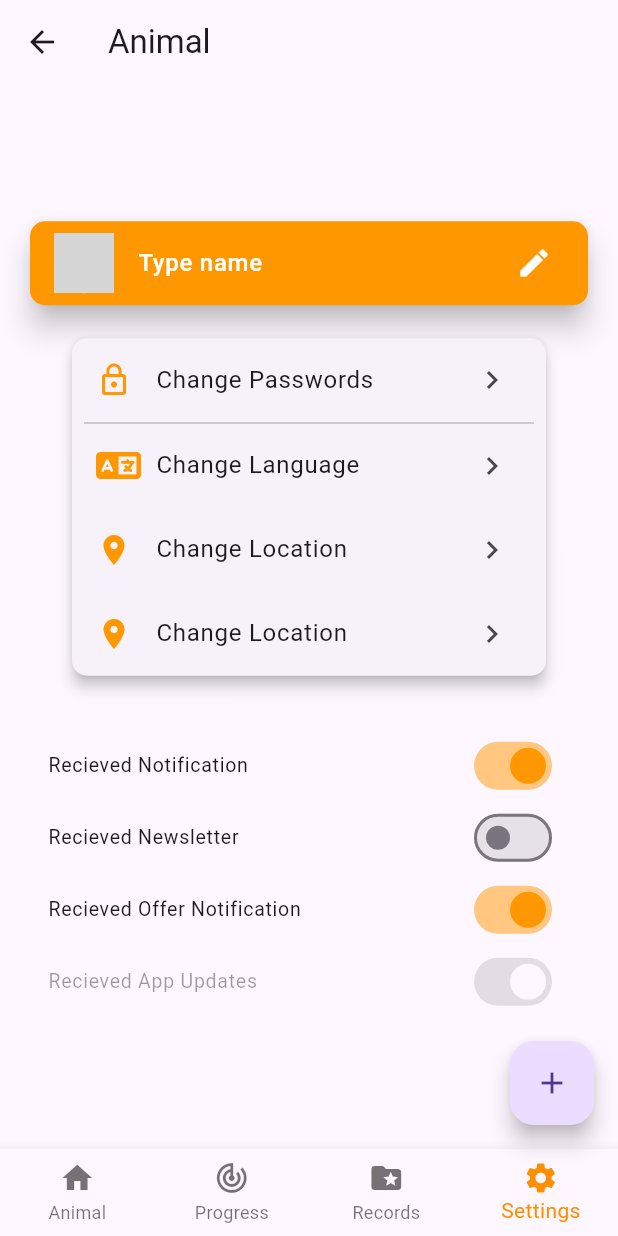
After one commit to HimmyTurner223/monarch-ag, a Flutter app: the HomePage screen opened directly, item 4 of the bottom bar chosen, after a tap on "Change Passwords", on a phone screen of 412 x 824 dp. The commit adds this screen. Run offline on Flutter 3.47's test engine with Material 3 defaults, Android fonts, the phone set to English and light mode, and no system bars; our stand-ins replace cached_network_image, font_awesome_flutter; network calls fail; grey boxes are pictures that could not be loaded.

Commit message:
initial commit

```diff
--- /dev/null
+++ b/lib/Home.dart
@@ -0,0 +1,69 @@
+import 'package:flutter/material.dart';
+import 'package:helloworld/animal_profile.dart';
+import 'package:helloworld/progress.dart';
+import 'package:helloworld/settings.dart';
+
+class HomePage extends StatefulWidget {
+  const HomePage({super.key});
+
+  @override
+  State<HomePage> createState() => _HomePageState();
+}
+
+class _HomePageState extends State<HomePage> {
+  int _selectedIndex = 0;
+
+  static const TextStyle optionStyle =
+      TextStyle(fontSize: 30, fontWeight: FontWeight.bold);
+  static List<Widget> _widgetOptions = <Widget>[
+    const AnimalProfile(),
+    const Progress(),
+    const Text(
+      'Index 3: Diet',
+      style: optionStyle,
+    ),
+    SettingsOnePage(),
+  ];
+
+  void _onItemTapped(int index) {
+    setState(() {
+      _selectedIndex = index;
+    });
+  }
+
+  @override
+  Widget build(BuildContext context) {
+    return Scaffold(
+      appBar: AppBar(
+        title: const Text('Animal'),
+      ),
+      body: Center(
+        child: _widgetOptions.elementAt(_selectedIndex),
+      ),
+      bottomNavigationBar: BottomNavigationBar(
+        type: BottomNavigationBarType.fixed,
+        items: const <BottomNavigationBarItem>[
+          BottomNavigationBarItem(
+            icon: Icon(Icons.home),
+            label: 'Animal',
+          ),
+          BottomNavigationBarItem(
+            icon: Icon(Icons.track_changes_sharp),
+            label: 'Progress',
+          ),
+          BottomNavigationBarItem(
+              icon: Icon(Icons.folder_special), label: 'Records'),
+          BottomNavigationBarItem(
+            icon: Icon(Icons.settings),
+            label: 'Settings',
+          ),
+        ],
+        currentIndex: _selectedIndex,
+        selectedItemColor: Colors.amber[800],
+        onTap: _onItemTapped,
+      ),
+      floatingActionButton:
+          FloatingActionButton(child: Icon(Icons.add), onPressed: () {}),
+    );
+  }
+}
--- /dev/null
+++ b/lib/animal_profile.dart
@@ -0,0 +1,74 @@
+import 'package:flutter/material.dart';
+
+class AnimalProfile extends StatefulWidget {
+  const AnimalProfile({super.key});
+  _AnimalProfileState createState() => _AnimalProfileState();
+}
+
+class _AnimalProfileState extends State<AnimalProfile> {
+  static const TextStyle optionStyle =
+      TextStyle(fontSize: 30, fontWeight: FontWeight.bold);
+
+  String animalType = 'Goat';
+  @override
+  Widget build(BuildContext context) {
+    return Column(
+      mainAxisAlignment: MainAxisAlignment.center,
+      children: [
+        Text(
+          'Animal Name',
+          style: optionStyle,
+        ),
+        Row(
+          children: [
+            Container(
+              color: Colors.deepOrange,
+              width: 100,
+              height: 100,
+            ),
+            Expanded(
+              child: Column(
+                children: [
+                  Text('Date'),
+                  Text(
+                      '${DateTime.now().month.toString()}/${DateTime.now().day.toString()}/${DateTime.now().year.toString()}'),
+                  Text('Type of Animal'),
+                  DropdownButton(
+                    value: animalType,
+                    items: const [
+                      DropdownMenuItem(child: Text("Goat"), value: "Goat"),
+                      DropdownMenuItem(child: Text("Lamb"), value: "Lamb"),
+                      DropdownMenuItem(child: Text("Pig"), value: "Pig"),
+                      DropdownMenuItem(child: Text("Cattle"), value: "Cattle"),
+                      DropdownMenuItem(child: Text("Rabbit"), value: "Rabbit"),
+                      DropdownMenuItem(child: Text("Turkey"), value: "Turkey"),
+                    ],
+                    onChanged: (item) {
+                      setState(() {
+                        if (item != null) {
+                          animalType = item;
+                        }
+                      });
+                    },
+                  ),
+                  Text('Current Weight'),
+                  Padding(
+                    padding: const EdgeInsets.only(
+                        left: 10.0, right: 10.0, top: 8.5, bottom: 8.5),
+                    child: TextField(
+                      decoration: InputDecoration(
+                        contentPadding: EdgeInsets.symmetric(vertical: 0.0),
+                        border: OutlineInputBorder(),
+                      ),
+                    ),
+                  ),
+                  Text('Type of Feed'),
+                ],
+              ),
+            )
+          ],
+        ),
+      ],
+    );
+  }
+}
--- /dev/null
+++ b/lib/settings.dart
@@ -0,0 +1,131 @@
+import 'package:cached_network_image/cached_network_image.dart';
+import 'package:flutter/material.dart';
+import 'package:font_awesome_flutter/font_awesome_flutter.dart';
+
+class SettingsOnePage extends StatelessWidget {
+  static final String Path = "lib/src/pages/settings1.dart";
+  @override
+  Widget build(BuildContext context) {
+    return Stack(
+      children: <Widget>[
+        SingleChildScrollView(
+          padding: const EdgeInsets.all(16.0),
+          child: Column(
+            crossAxisAlignment: CrossAxisAlignment.start,
+            children: <Widget>[
+              Card(
+                elevation: 8.0,
+                shape: RoundedRectangleBorder(
+                    borderRadius: BorderRadius.circular(10.0)),
+                color: Colors.orange,
+                child: ListTile(
+                  title: Text(
+                    "Type name ",
+                    style: TextStyle(
+                      color: Colors.white,
+                      fontWeight: FontWeight.w500,
+                    ),
+                  ),
+                  leading: CircleAvatar(
+                    backgroundImage: CachedNetworkImageProvider(''),
+                  ),
+                  trailing: Icon(
+                    Icons.edit,
+                    color: Colors.white,
+                  ),
+                ),
+              ),
+              const SizedBox(height: 10.0),
+              Card(
+                elevation: 4.0,
+                margin: const EdgeInsets.fromLTRB(
+                  32.0,
+                  8.0,
+                  32.0,
+                  16.0,
+                ),
+                shape: RoundedRectangleBorder(
+                    borderRadius: BorderRadius.circular(10.0)),
+                child: Column(
+                  children: <Widget>[
+                    ListTile(
+                        leading: const Icon(
+                          Icons.lock_outline,
+                          color: Colors.orange,
+                        ),
+                        title: const Text("Change Passwords"),
+                        trailing: const Icon(Icons.keyboard_arrow_right),
+                        onTap: () {}),
+                    _buildDivider(),
+                    ListTile(
+                        leading: Icon(
+                          FontAwesomeIcons.language,
+                          color: Colors.orange,
+                        ),
+                        title: const Text("Change Language"),
+                        trailing: const Icon(Icons.keyboard_arrow_right),
+                        onTap: () {}),
+                    ListTile(
+                        leading: const Icon(
+                          Icons.location_on,
+                          color: Colors.orange,
+                        ),
+                        title: const Text("Change Location"),
+                        trailing: const Icon(Icons.keyboard_arrow_right),
+                        onTap: () {}),
+                    ListTile(
+                      leading: const Icon(
+                        Icons.location_on,
+                        color: Colors.orange,
+                      ),
+                      title: const Text("Change Location"),
+                      trailing: const Icon(Icons.keyboard_arrow_right),
+                      onTap: () {},
+                    ),
+                  ],
+                ),
+              ),
+              const SizedBox(
+                height: 20,
+              ),
+              SwitchListTile(
+                  dense: true,
+                  activeColor: Colors.orange,
+                  value: true,
+                  title: const Text("Recieved Notification"),
+                  onChanged: (val) {}),
+              SwitchListTile(
+                  dense: true,
+                  activeColor: Colors.orange,
+                  value: false,
+                  title: const Text("Recieved Newsletter"),
+                  onChanged: (val) {}),
+              SwitchListTile(
+                  dense: true,
+                  activeColor: Colors.orange,
+                  value: true,
+                  title: const Text("Recieved Offer Notification"),
+                  onChanged: (val) {}),
+              SwitchListTile(
+                dense: true,
+                activeColor: Colors.orange,
+                value: true,
+                title: const Text("Recieved App Updates"),
+                onChanged: null,
+              ),
+            ],
+          ),
+        ),
+      ],
+    );
+  }
+
+  Container _buildDivider() {
+    return Container(
+      margin: const EdgeInsets.symmetric(horizontal: 8.0),
+      width: double.infinity,
+      height: 1.0,
+      color: Colors.grey.shade400,
+    );
+  }
+}
--- a/pubspec.yaml
+++ b/pubspec.yaml
@@ -9,6 +9,8 @@ environment:
 dependencies:
   flutter:
     sdk: flutter
+  cached_network_image: ^3.2.0
+  font_awesome_flutter: ^10.4.0
 
 dev_dependencies:
   flutter_test:
```
Also changed, not shown: lib/create_account.dart (added, +65 -0 lines), lib/login.dart (added, +84 -0 lines), lib/main.dart (+13 -8 lines), lib/page3.dart (added, +44 -0 lines), lib/progress.dart (added, +41 -0 lines), lib/records.dart (added, +14 -0 lines), images/logo-better.png (added), 2 other files.
